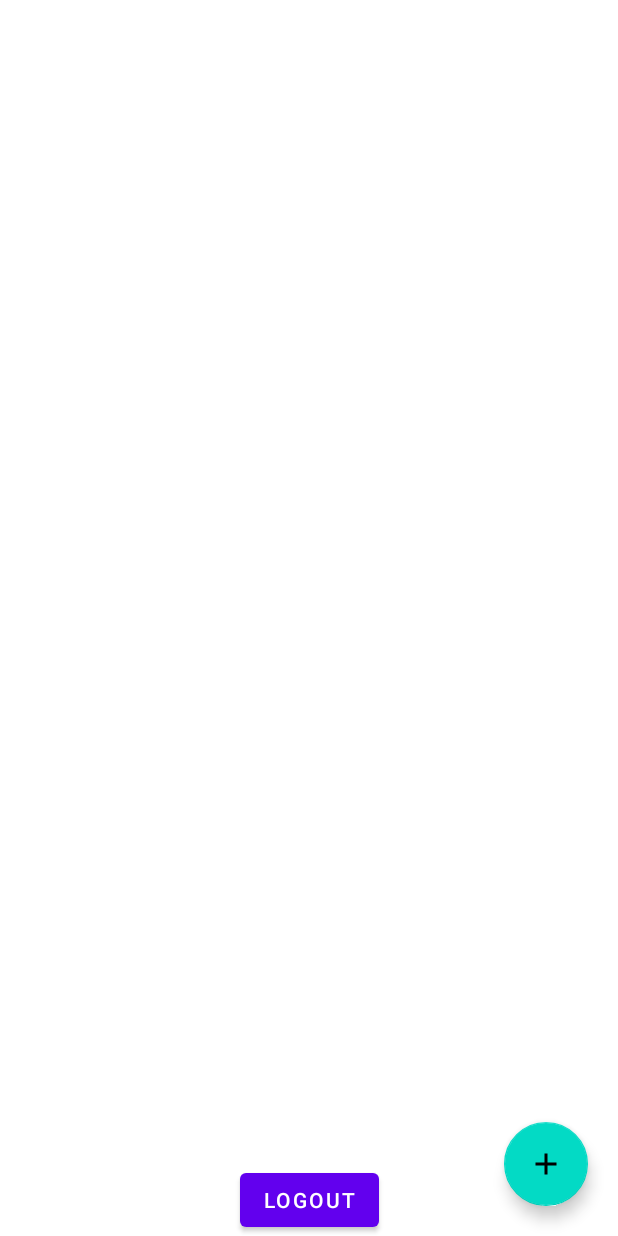
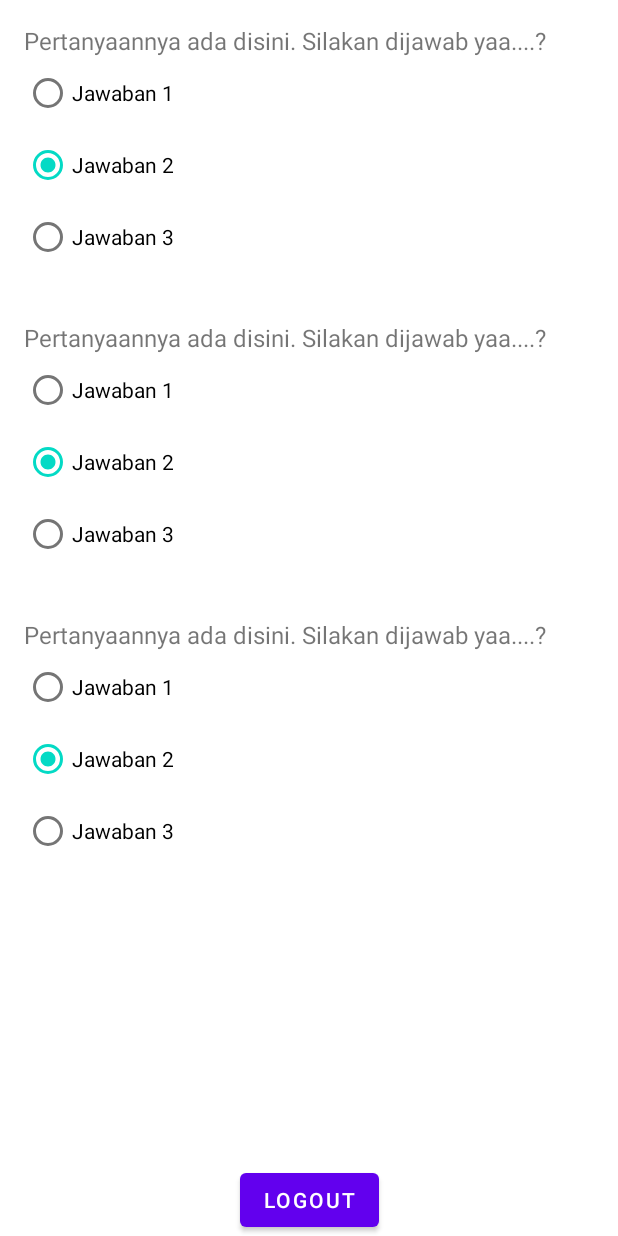
Before and after one commit to ivanasitumorang/AplikasiUjian, an Android app: the layout activity_main.xml on its own in the app's theme, with its tools: preview values and no code run, on a phone screen of 412 x 824 dp. Run offline under Robolectric (Android 15) with nearby library versions, the phone set to English and light mode, and no system bars.

Commit message:
display questions to students

```diff
--- a/app/build.gradle
+++ b/app/build.gradle
@@ -65,4 +65,8 @@ dependencies {
     implementation("androidx.core:core-ktx:1.6.0")
     implementation 'androidx.fragment:fragment-ktx:1.3.6'
     implementation "androidx.lifecycle:lifecycle-extensions:2.2.0"
+
+    implementation "com.squareup.picasso:picasso:2.71828"
+
+    implementation("androidx.recyclerview:recyclerview:1.2.1")
 }
--- a/app/src/main/res/layout/activity_main.xml
+++ b/app/src/main/res/layout/activity_main.xml
@@ -10,6 +10,7 @@
         android:id="@+id/cl_teacher"
         android:layout_width="0dp"
         android:layout_height="0dp"
+        android:visibility="gone"
         app:layout_constraintBottom_toBottomOf="parent"
         app:layout_constraintEnd_toEndOf="parent"
         app:layout_constraintStart_toStartOf="parent"
@@ -73,9 +74,9 @@
             android:id="@+id/fab_add_quiz_group"
             android:layout_width="wrap_content"
             android:layout_height="wrap_content"
+            android:layout_marginEnd="20dp"
+            android:layout_marginBottom="20dp"
             android:src="@drawable/ic_add"
-            android:layout_marginBottom="20dp"
-            android:layout_marginEnd="20dp"
             app:layout_constraintBottom_toBottomOf="parent"
             app:layout_constraintEnd_toEndOf="parent" />
 
@@ -89,6 +90,17 @@
         app:layout_constraintStart_toStartOf="parent"
         app:layout_constraintTop_toTopOf="parent">
 
+        <androidx.recyclerview.widget.RecyclerView
+            android:id="@+id/rvQuestion"
+            android:layout_width="0dp"
+            android:orientation="vertical"
+            app:layoutManager="androidx.recyclerview.widget.LinearLayoutManager"
+            android:layout_height="wrap_content"
+            app:layout_constraintEnd_toEndOf="parent"
+            app:layout_constraintStart_toStartOf="parent"
+            app:layout_constraintTop_toTopOf="parent"
+            tools:listitem="@layout/item_quiz_group"/>
+
     </androidx.constraintlayout.widget.ConstraintLayout>
 
     <com.google.android.material.button.MaterialButton
--- /dev/null
+++ b/app/src/main/res/layout/item_quiz_group.xml
@@ -0,0 +1,47 @@
+<?xml version="1.0" encoding="utf-8"?>
+<androidx.constraintlayout.widget.ConstraintLayout xmlns:android="http://schemas.android.com/apk/res/android"
+    xmlns:app="http://schemas.android.com/apk/res-auto"
+    android:layout_width="match_parent"
+    android:layout_height="wrap_content"
+    android:padding="16dp">
+
+    <androidx.appcompat.widget.AppCompatTextView
+        android:id="@+id/tvQuestion"
+        android:layout_width="0dp"
+        android:layout_height="wrap_content"
+        android:text="Pertanyaannya ada disini. Silakan dijawab yaa....?"
+        android:textSize="16sp"
+        app:layout_constraintEnd_toEndOf="parent"
+        app:layout_constraintStart_toStartOf="parent"
+        app:layout_constraintTop_toTopOf="parent" />
+
+    <RadioGroup
+        android:id="@+id/rgQuestion"
+        android:layout_width="0dp"
+        android:layout_height="wrap_content"
+        app:layout_constraintEnd_toEndOf="parent"
+        app:layout_constraintStart_toStartOf="parent"
+        app:layout_constraintTop_toBottomOf="@id/tvQuestion">
+
+        <RadioButton
+            android:id="@+id/rbAnswer1"
+            android:layout_width="wrap_content"
+            android:layout_height="wrap_content"
+            android:text="Jawaban 1" />
+
+        <RadioButton
+            android:id="@+id/rbAnswer2"
+            android:layout_width="wrap_content"
+            android:layout_height="wrap_content"
+            android:checked="true"
+            android:text="Jawaban 2" />
+
+        <RadioButton
+            android:id="@+id/rbAnswer3"
+            android:layout_width="wrap_content"
+            android:layout_height="wrap_content"
+            android:text="Jawaban 3" />
+
+    </RadioGroup>
+
+</androidx.constraintlayout.widget.ConstraintLayout>
```
Also changed, not shown: app/src/main/java/com/azuka/aplikasiujian/data/User.kt (+35 -5 lines), app/src/main/java/com/azuka/aplikasiujian/presentation/MainActivity.kt (+34 -0 lines), app/src/main/java/com/azuka/aplikasiujian/presentation/adapter/QuestionAdapter.kt (added, +48 -0 lines), app/src/main/java/com/azuka/aplikasiujian/presentation/viewmodel/QuizVM.kt (+52 -1 lines), app/src/main/res/drawable/mikel.webp (added). Lines whose indentation alone changed are shown as unchanged.
